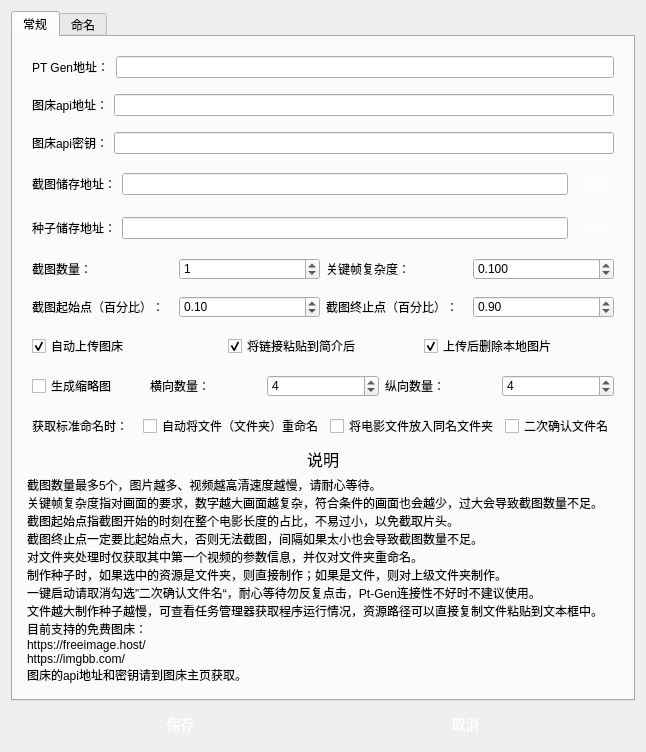
Old version of the form ph-bjd/ui/settings.ui in the repository publish-helper/publish-helper.
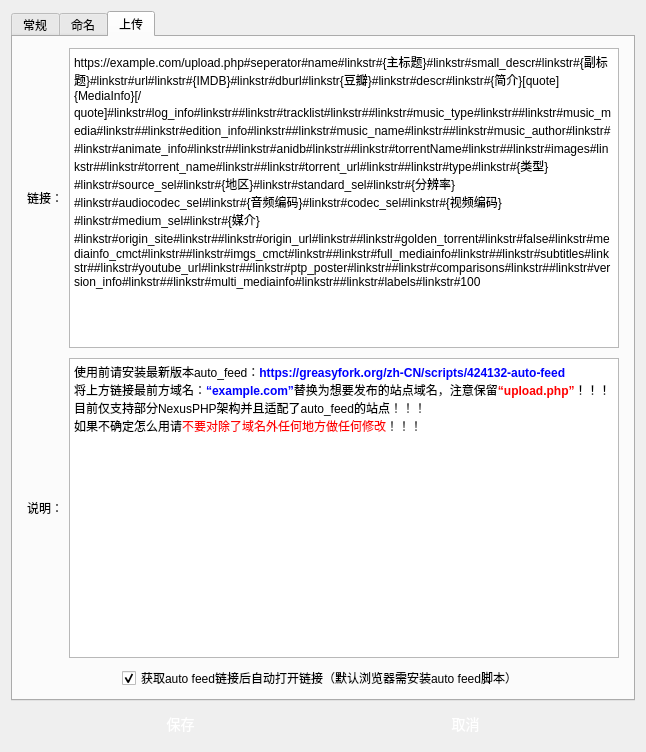
New version of the form. The open tabs and pages were chosen to show the change.

Commit message: 支持了结合auto_feed脚本的一键上传功能，MediaInfo支持获取影片Menu信息，修复了截图数量可能不足的BUG。

Patch:
```diff
--- a/ph-bjd/ui/settings.ui
+++ b/ph-bjd/ui/settings.ui
@@ -13,7 +13,7 @@
   <property name="windowTitle">
    <string>设置</string>
   </property>
-  <layout class="QVBoxLayout" name="verticalLayout_10">
+  <layout class="QVBoxLayout" name="verticalLayout_11">
    <item>
     <widget class="QTabWidget" name="tabWidget">
      <property name="currentIndex">
@@ -679,10 +679,10 @@
 </string>
              </property>
              <property name="decimals">
-              <number>3</number>
+              <number>2</number>
              </property>
              <property name="maximum">
-              <double>5.000000000000000</double>
+              <double>50.000000000000000</double>
              </property>
              <property name="singleStep">
               <double>0.010000000000000</double>
@@ -1892,6 +1892,148 @@
        </item>
       </layout>
      </widget>
+     <widget class="QWidget" name="tab_6">
+      <attribute name="title">
+       <string>上传</string>
+      </attribute>
+      <layout class="QVBoxLayout" name="verticalLayout_10">
+       <item>
+        <layout class="QHBoxLayout" name="horizontalLayout_25">
+         <property name="leftMargin">
+          <number>5</number>
+         </property>
+         <property name="topMargin">
+          <number>2</number>
+         </property>
+         <property name="rightMargin">
+          <number>5</number>
+         </property>
+         <property name="bottomMargin">
+          <number>2</number>
+         </property>
+         <item>
+          <widget class="QLabel" name="label_28">
+           <property name="text">
+            <string>链接：</string>
+           </property>
+          </widget>
+         </item>
+         <item>
+          <widget class="QTextEdit" name="autoFeedLink">
+           <property name="html">
+            <string>&lt;!DOCTYPE HTML PUBLIC &quot;-//W3C//DTD HTML 4.0//EN&quot; &quot;http://www.w3.org/TR/REC-html40/strict.dtd&quot;&gt;
+&lt;html&gt;&lt;head&gt;&lt;meta name=&quot;qrichtext&quot; content=&quot;1&quot; /&gt;&lt;meta charset=&quot;utf-8&quot; /&gt;&lt;style type=&quot;text/css&quot;&gt;
+p, li { white-space: pre-wrap; }
+hr { height: 1px; border-width: 0; }
+li.unchecked::marker { content: &quot;\2610&quot;; }
+li.checked::marker { content: &quot;\2612&quot;; }
+&lt;/style&gt;&lt;/head&gt;&lt;body style=&quot; font-family:'Microsoft YaHei UI'; font-size:9pt; font-weight:400; font-style:normal;&quot;&gt;
+&lt;p style=&quot; margin-top:0px; margin-bottom:0px; margin-left:0px; margin-right:0px; -qt-block-indent:0; text-indent:0px;&quot;&gt;https://example.com/upload.php#seperator#name#linkstr#{主标题}#linkstr#small_descr#linkstr#{副标题}#linkstr#url#linkstr#{IMDB}#linkstr#dburl#linkstr{豆瓣}#linkstr#descr#linkstr#{简介}[quote]{MediaInfo}[/quote]#linkstr#log_info#linkstr##linkstr#tracklist#linkstr##linkstr#music_type#linkstr##linkstr#music_media#linkstr##linkstr#edition_info#linkstr##linkstr#music_name#linkstr##linkstr#music_author#linkstr##linkstr#animate_info#linkstr##linkstr#anidb#linkstr##linkstr#torrentName#linkstr##linkstr#images#linkstr##linkstr#torrent_name#linkstr##linkstr#torrent_url#linkstr##linkstr#type#linkstr#{类型}#linkstr#source_sel#linkstr#{地区}#linkstr#standard_sel#linkstr#{分辨率}#linkstr#audiocodec_sel#linkstr#{音频编码}#linkstr#codec_sel#linkstr#{视频编码}#linkstr#medium_sel#linkstr#{媒介}#linkstr#origin_site#linkstr##linkstr#origin_url#linkstr##linkstr#golden_torrent#linkstr#false#linkstr#mediainfo_cmct#linkstr##linkstr#imgs_cmct#linkstr##linkstr#full_mediainfo#linkstr##linkstr#subtitles#linkstr##linkstr#youtube_url#linkstr##linkstr#ptp_poster#linkstr##linkstr#comparisons#linkstr##linkstr#version_info#linkstr##linkstr#multi_mediainfo#linkstr##linkstr#labels#linkstr#100&lt;/p&gt;&lt;/body&gt;&lt;/html&gt;</string>
+           </property>
+          </widget>
+         </item>
+        </layout>
+       </item>
+       <item>
+        <layout class="QHBoxLayout" name="horizontalLayout_24">
+         <property name="leftMargin">
+          <number>5</number>
+         </property>
+         <property name="topMargin">
+          <number>2</number>
+         </property>
+         <property name="rightMargin">
+          <number>5</number>
+         </property>
+         <property name="bottomMargin">
+          <number>2</number>
+         </property>
+         <item>
+          <widget class="QLabel" name="label_27">
+           <property name="text">
+            <string>说明：</string>
+           </property>
+          </widget>
+         </item>
+         <item>
+          <widget class="QTextBrowser" name="autoFeedIllustrate">
+           <property name="html">
+            <string>&lt;!DOCTYPE HTML PUBLIC &quot;-//W3C//DTD HTML 4.0//EN&quot; &quot;http://www.w3.org/TR/REC-html40/strict.dtd&quot;&gt;
+&lt;html&gt;&lt;head&gt;&lt;meta name=&quot;qrichtext&quot; content=&quot;1&quot; /&gt;&lt;meta charset=&quot;utf-8&quot; /&gt;&lt;style type=&quot;text/css&quot;&gt;
+p, li { white-space: pre-wrap; }
+hr { height: 1px; border-width: 0; }
+li.unchecked::marker { content: &quot;\2610&quot;; }
+li.checked::marker { content: &quot;\2612&quot;; }
+&lt;/style&gt;&lt;/head&gt;&lt;body style=&quot; font-family:'Microsoft YaHei UI'; font-size:9pt; font-weight:400; font-style:normal;&quot;&gt;
+&lt;p style=&quot; margin-top:0px; margin-bottom:0px; margin-left:0px; margin-right:0px; -qt-block-indent:0; text-indent:0px;&quot;&gt;使用前请安装最新版本auto_feed：&lt;span style=&quot; font-weight:700; color:#0000ff;&quot;&gt;https://greasyfork.org/zh-CN/scripts/424132-auto-feed&lt;/span&gt;&lt;/p&gt;
+&lt;p style=&quot; margin-top:0px; margin-bottom:0px; margin-left:0px; margin-right:0px; -qt-block-indent:0; text-indent:0px;&quot;&gt;将上方链接最前方域名：&lt;span style=&quot; font-weight:700; color:#0000ff;&quot;&gt;“example.com”&lt;/span&gt;替换为想要发布的站点域名，注意保留&lt;span style=&quot; font-weight:700; color:#ff0000;&quot;&gt;“upload.php”&lt;/span&gt;！！！目前仅支持部分NexusPHP架构并且适配了auto_feed的站点！！！&lt;/p&gt;
+&lt;p style=&quot; margin-top:0px; margin-bottom:0px; margin-left:0px; margin-right:0px; -qt-block-indent:0; text-indent:0px;&quot;&gt;如果不确定怎么用请&lt;span style=&quot; color:#ff0000;&quot;&gt;不要对除了域名外任何地方做任何修改&lt;/span&gt;！！！&lt;/p&gt;&lt;/body&gt;&lt;/html&gt;</string>
+           </property>
+          </widget>
+         </item>
+        </layout>
+       </item>
+       <item>
+        <layout class="QHBoxLayout" name="horizontalLayout_26">
+         <property name="leftMargin">
+          <number>2</number>
+         </property>
+         <property name="rightMargin">
+          <number>2</number>
+         </property>
+         <item>
+          <widget class="QLabel" name="label_29">
+           <property name="text">
+            <string/>
+           </property>
+          </widget>
+         </item>
+         <item>
+          <widget class="QCheckBox" name="openAutoFeedLink">
+           <property name="styleSheet">
+            <string>QPushButton {
+    display: inline-block;
+    padding: 5px 5px;
+    font-size: 16px;
+    cursor: pointer;
+    text-align: center;
+    text-decoration: none;
+    outline: none;
+    color:#fff;
+    background-color: #559e24;
+    border: none;
+    border-radius: 15px;
+    box-shadow: 0 9px #999;
+}
+
+QPushButton:hover {
+background-color: #4a8821;
+}
+
+QPushButton:pressed {
+    background-color: #3c6f1b;
+}
+</string>
+           </property>
+           <property name="text">
+            <string>获取auto feed链接后自动打开链接（默认浏览器需安装auto feed脚本）</string>
+           </property>
+           <property name="checked">
+            <bool>true</bool>
+           </property>
+          </widget>
+         </item>
+         <item>
+          <widget class="QLabel" name="label_30">
+           <property name="text">
+            <string/>
+           </property>
+          </widget>
+         </item>
+        </layout>
+       </item>
+      </layout>
+     </widget>
     </widget>
    </item>
    <item>
```
Left out of the diff: 35 changed lines with no effect on the pictures. The commit also changes 14 other files.
